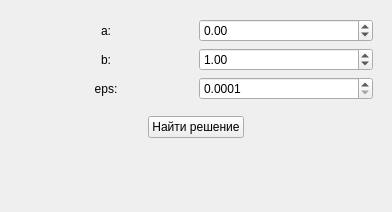
This is mainwindow.ui in margarita-v/OptimizationMethods as Qt 5 draws it before an edit. The edited form follows.
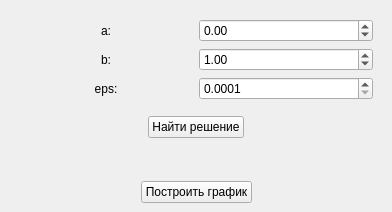
This is the edited form.

Commit message: Drawing plot was added

```diff
--- a/mainwindow.ui
+++ b/mainwindow.ui
@@ -209,6 +209,43 @@
         </item>
        </layout>
       </item>
+      <item>
+       <layout class="QHBoxLayout" name="horizontalLayout_8">
+        <item>
+         <spacer name="horizontalSpacer_3">
+          <property name="orientation">
+           <enum>Qt::Horizontal</enum>
+          </property>
+          <property name="sizeHint" stdset="0">
+           <size>
+            <width>40</width>
+            <height>20</height>
+           </size>
+          </property>
+         </spacer>
+        </item>
+        <item>
+         <widget class="QPushButton" name="btnGraph">
+          <property name="text">
+           <string>Построить график</string>
+          </property>
+         </widget>
+        </item>
+        <item>
+         <spacer name="horizontalSpacer_4">
+          <property name="orientation">
+           <enum>Qt::Horizontal</enum>
+          </property>
+          <property name="sizeHint" stdset="0">
+           <size>
+            <width>40</width>
+            <height>20</height>
+           </size>
+          </property>
+         </spacer>
+        </item>
+       </layout>
+      </item>
      </layout>
     </item>
    </layout>
```
The commit also changes 2 other files.
